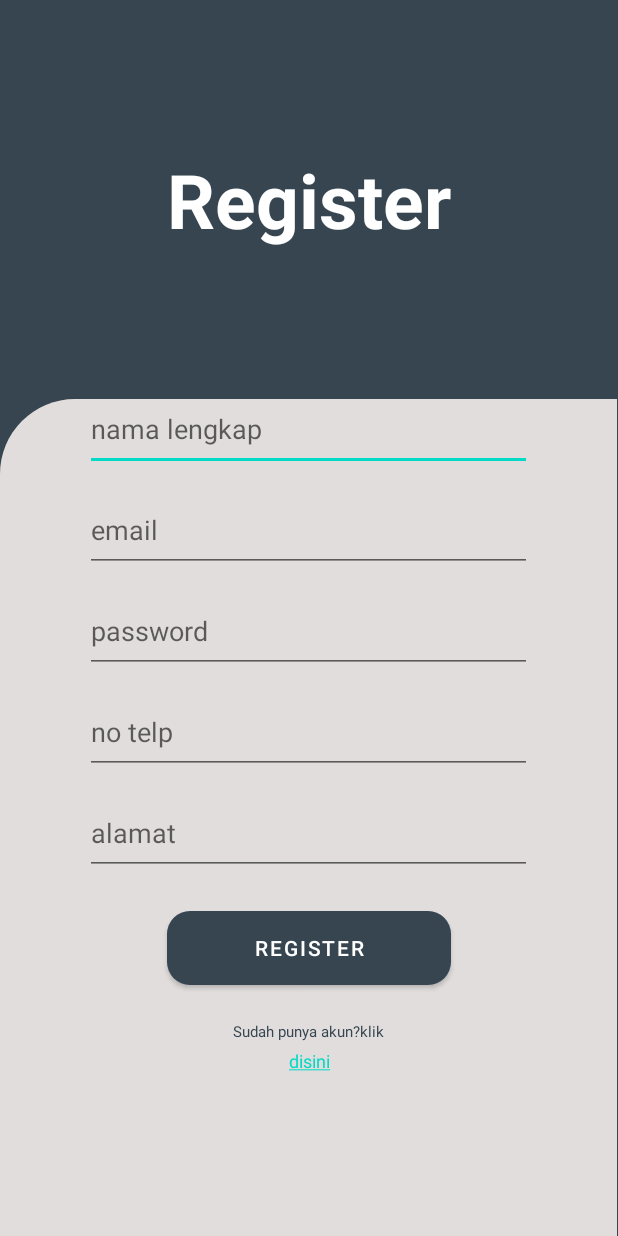
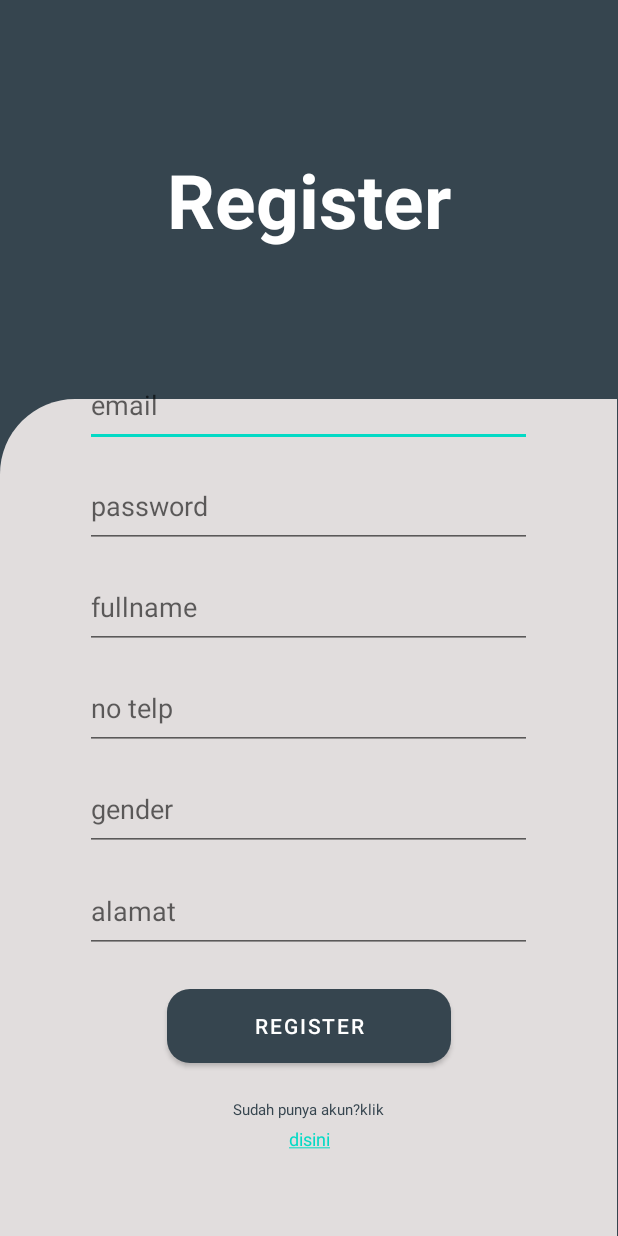
Before and after one commit to fikri-zamzam/Poloskuy, an Android app: the RegisterActivity screen opened directly, with no data from a screen before it, on a phone screen of 412 x 824 dp. Run offline under Robolectric (Android 15) with nearby library versions, the light colour scheme and no system bars.

Commit message:
edit (update) tampilan register

```diff
--- a/apkpoloskuy/app/src/main/res/layout/activity_register.xml
+++ b/apkpoloskuy/app/src/main/res/layout/activity_register.xml
@@ -45,8 +45,8 @@
         android:layout_alignParentEnd="true"
         android:layout_alignParentRight="true"
         android:layout_centerHorizontal="true"
-        android:layout_marginTop="92dp"
-        android:hint="nama lengkap"
+        android:layout_marginTop="76dp"
+        android:hint="email"
         android:textColor="@color/charcoal"
         app:layout_constraintEnd_toEndOf="parent"
         app:layout_constraintHorizontal_bias="0.495"
@@ -61,7 +61,7 @@
         android:layout_below="@+id/edt_name"
         android:layout_centerHorizontal="true"
         android:layout_marginTop="12dp"
-        android:hint="email"
+        android:hint="password"
         android:textColor="@color/charcoal"
         app:layout_constraintEnd_toEndOf="parent"
         app:layout_constraintHorizontal_bias="0.495"
@@ -76,7 +76,7 @@
         android:layout_below="@+id/edt_mail"
         android:layout_centerInParent="true"
         android:layout_marginTop="12dp"
-        android:hint="password"
+        android:hint="fullname"
         android:textColor="@color/charcoal"
         app:layout_constraintEnd_toEndOf="parent"
         app:layout_constraintHorizontal_bias="0.495"
@@ -100,12 +100,27 @@
         tools:ignore="MissingConstraints" />
 
     <EditText
+        android:id="@+id/edt_gender"
+        android:layout_width="298dp"
+        android:layout_height="55dp"
+        android:layout_below="@+id/edt_no"
+        android:layout_centerHorizontal="true"
+        android:layout_marginTop="12dp"
+        android:hint="gender"
+        android:textColor="@color/charcoal"
+        app:layout_constraintEnd_toEndOf="parent"
+        app:layout_constraintHorizontal_bias="0.495"
+        app:layout_constraintStart_toStartOf="parent"
+        app:layout_constraintTop_toBottomOf="@+id/edt_no"
+        tools:ignore="MissingConstraints" />
+
+    <EditText
         android:id="@+id/edt_addr"
         android:layout_width="298dp"
         android:layout_height="55dp"
         android:layout_below="@+id/edt_no"
         android:layout_centerHorizontal="true"
-        android:layout_marginTop="12dp"
+        android:layout_marginTop="80dp"
         android:hint="alamat"
         android:textColor="@color/charcoal"
         app:layout_constraintEnd_toEndOf="parent"
```
